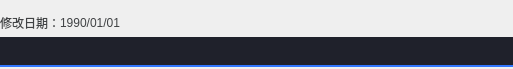
First picture: the form in Client/source/FeintEdit/view/markdowntitle.ui, repository feint123/Emoji, before the edit.
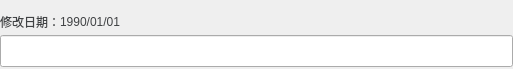
Second picture: the form after the edit.

Diff of the .ui file:
```diff
--- a/Client/source/FeintEdit/view/markdowntitle.ui
+++ b/Client/source/FeintEdit/view/markdowntitle.ui
@@ -84,7 +84,7 @@
       <enum>Qt::ClickFocus</enum>
      </property>
      <property name="styleSheet">
-      <string notr="true">border:none; border-bottom:2px solid #3176ff;background:#1f212b;color:#3176ff;</string>
+      <string notr="true"/>
      </property>
     </widget>
    </item>
```
